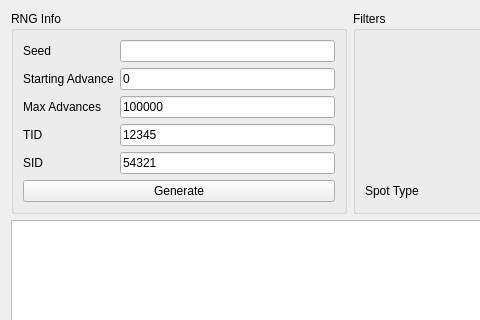
Qt form Forms/Gen3/Tools/PokeSpot.ui (Admiral-Fish/PokeFinder) before a commit; both pictures show x 0 to 480 and y 0 to 320 of the 700 by 600 pixel window.
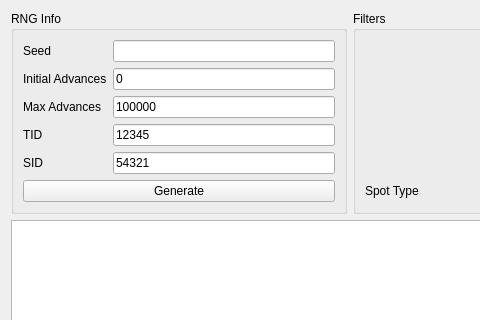
The same form after that commit. Custom widgets are drawn as their Qt base class.

Commit message: Reword Starting Advance to Initial Advances

Diff of the .ui file:
```diff
--- a/Forms/Gen3/Tools/PokeSpot.ui
+++ b/Forms/Gen3/Tools/PokeSpot.ui
@@ -49,7 +49,7 @@
       <item row="1" column="0">
        <widget class="QLabel" name="labelStartingAdvance">
         <property name="text">
-         <string>Starting Advance</string>
+         <string>Initial Advances</string>
         </property>
        </widget>
       </item>
```
The commit also changes 4 other files.
